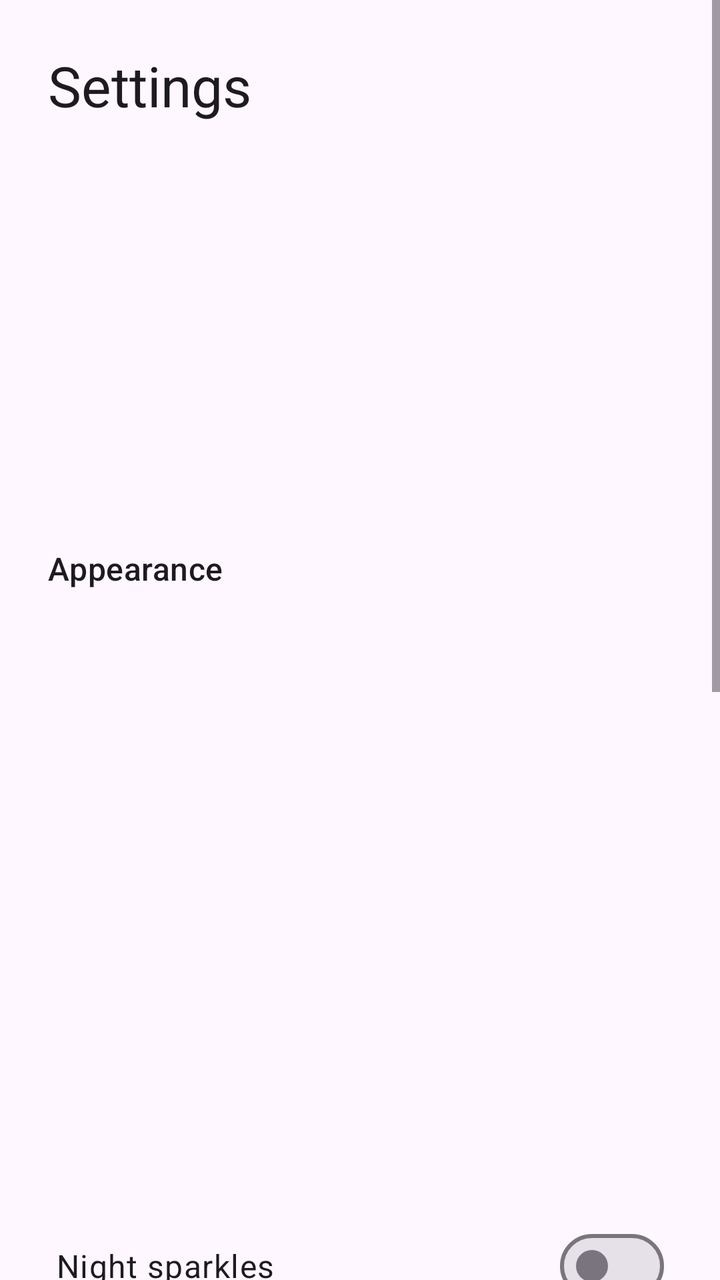
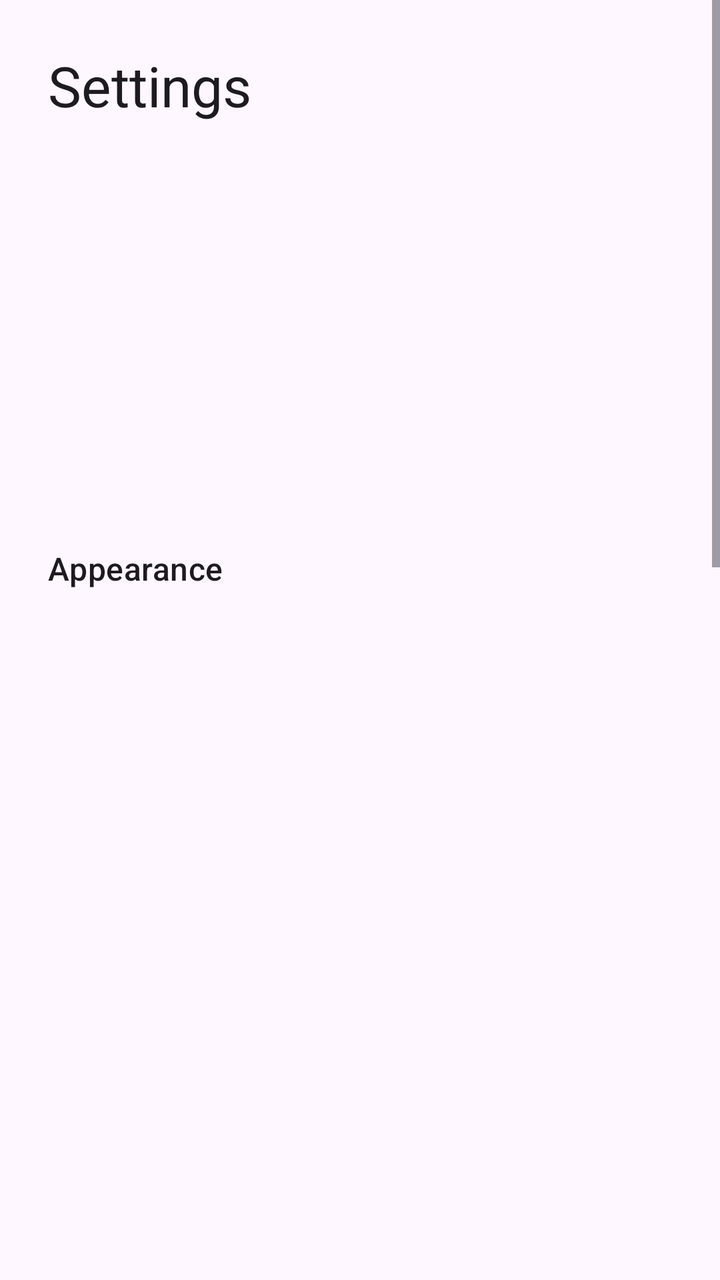

Compare the two renders of this Android layout. The source of the first and the diff that turns it into the second are given below.
<!-- AndroidManifest.xml: application theme Theme.Sundial -->
<!-- res/layout/activity_settings.xml -->
<?xml version="1.0" encoding="utf-8"?>
<ScrollView xmlns:android="http://schemas.android.com/apk/res/android"
    android:layout_width="match_parent"
    android:layout_height="match_parent"
    android:fillViewport="true"
    android:fitsSystemWindows="true">

    <LinearLayout
        android:layout_width="match_parent"
        android:layout_height="wrap_content"
        android:orientation="vertical"
        android:padding="24dp">

        <TextView
            android:layout_width="wrap_content"
            android:layout_height="wrap_content"
            android:text="@string/settings_title"
            android:textAppearance="?attr/textAppearanceHeadlineMedium"
            android:textColor="?attr/colorOnSurface" />

        
        <ImageView
            android:id="@+id/appearance_preview"
            android:layout_width="176dp"
            android:layout_height="176dp"
            android:layout_gravity="center_horizontal"
            android:layout_marginTop="16dp"
            android:contentDescription="@string/preview_description" />

        
        <TextView
            android:layout_width="wrap_content"
            android:layout_height="wrap_content"
            android:layout_marginTop="20dp"
            android:text="@string/appearance_title"
            android:textAppearance="?attr/textAppearanceTitleMedium"
            android:textColor="?attr/colorOnSurface" />

        <include android:id="@+id/row_look" layout="@layout/row_setting" />
        <include android:id="@+id/row_shape" layout="@layout/row_setting" />
        <include android:id="@+id/row_hue" layout="@layout/row_setting" />
        <include android:id="@+id/row_theme" layout="@layout/row_setting" />
        <include android:id="@+id/row_twilight" layout="@layout/row_setting" />
        <include android:id="@+id/row_night" layout="@layout/row_setting" />

        <com.google.android.material.materialswitch.MaterialSwitch
            android:id="@+id/sparkles_switch"
            android:layout_width="match_parent"
            android:layout_height="wrap_content"
            android:minHeight="52dp"
            android:paddingStart="4dp"
            android:paddingEnd="4dp"
            android:text="@string/row_sparkles"
            android:textAppearance="?attr/textAppearanceBodyLarge"
            android:textColor="?attr/colorOnSurface" />

        
        <TextView
            android:layout_width="wrap_content"
            android:layout_height="wrap_content"
            android:layout_marginTop="20dp"
            android:text="@string/location_title"
            android:textAppearance="?attr/textAppearanceTitleMedium"
            android:textColor="?attr/colorOnSurface" />

        <RadioGroup
            android:layout_width="match_parent"
            android:layout_height="wrap_content"
            android:layout_marginTop="8dp"
            android:orientation="vertical">

            <RadioButton
                android:id="@+id/loc_device"
                android:layout_width="match_parent"
                android:layout_height="wrap_content"
                android:minHeight="48dp"
                android:text="@string/loc_device" />

            <TextView
                android:id="@+id/loc_device_label"
                android:layout_width="wrap_content"
                android:layout_height="wrap_content"
                android:layout_marginStart="40dp"
                android:layout_marginBottom="8dp"
                android:textAppearance="?attr/textAppearanceBodyMedium"
                android:textColor="?attr/colorOnSurfaceVariant" />

            <RadioButton
                android:id="@+id/loc_city"
                android:layout_width="match_parent"
                android:layout_height="wrap_content"
                android:minHeight="48dp"
                android:text="@string/loc_city" />

            <TextView
                android:id="@+id/loc_city_label"
                android:layout_width="wrap_content"
                android:layout_height="wrap_content"
                android:layout_marginStart="40dp"
                android:textAppearance="?attr/textAppearanceBodyMedium"
                android:textColor="?attr/colorOnSurfaceVariant" />
        </RadioGroup>

        <TextView
            android:id="@+id/sun_summary"
            android:layout_width="wrap_content"
            android:layout_height="wrap_content"
            android:layout_marginTop="12dp"
            android:textAppearance="?attr/textAppearanceBodyMedium"
            android:textColor="?attr/colorPrimary" />

        
        <TextView
            android:layout_width="wrap_content"
            android:layout_height="wrap_content"
            android:layout_marginTop="20dp"
            android:text="@string/actions_title"
            android:textAppearance="?attr/textAppearanceTitleMedium"
            android:textColor="?attr/colorOnSurface" />

        <include android:id="@+id/row_widget_tap" layout="@layout/row_setting" />
        <include android:id="@+id/row_button_primary" layout="@layout/row_setting" />
        <include android:id="@+id/row_button_secondary" layout="@layout/row_setting" />

        <LinearLayout
            android:layout_width="match_parent"
            android:layout_height="wrap_content"
            android:layout_marginTop="32dp"
            android:gravity="end"
            android:orientation="horizontal">

            <Button
                android:id="@+id/add_widget"
                style="?attr/materialButtonOutlinedStyle"
                android:layout_width="wrap_content"
                android:layout_height="wrap_content"
                android:layout_marginEnd="8dp"
                android:text="@string/add_widget" />

            <Button
                android:id="@+id/done"
                android:layout_width="wrap_content"
                android:layout_height="wrap_content"
                android:text="@string/done" />
        </LinearLayout>

    </LinearLayout>
</ScrollView>
<!-- res/layout/row_setting.xml (included above) -->
<?xml version="1.0" encoding="utf-8"?>
<LinearLayout xmlns:android="http://schemas.android.com/apk/res/android"
    android:layout_width="match_parent"
    android:layout_height="wrap_content"
    android:background="?attr/selectableItemBackground"
    android:gravity="center_vertical"
    android:minHeight="52dp"
    android:orientation="horizontal"
    android:paddingStart="4dp"
    android:paddingEnd="4dp">

    <TextView
        android:id="@+id/row_title"
        android:layout_width="0dp"
        android:layout_height="wrap_content"
        android:layout_weight="1"
        android:textAppearance="?attr/textAppearanceBodyLarge"
        android:textColor="?attr/colorOnSurface" />

    <TextView
        android:id="@+id/row_value"
        android:layout_width="wrap_content"
        android:layout_height="wrap_content"
        android:layout_marginStart="16dp"
        android:textAppearance="?attr/textAppearanceBodyMedium"
        android:textColor="?attr/colorPrimary" />
</LinearLayout>
<!-- resources referenced by this layout -->
<resources>
  <string name="actions_title">Buttons and taps</string>
  <string name="add_widget">Add widget</string>
  <string name="appearance_title">Appearance</string>
  <string name="done">Done</string>
  <string name="loc_city">A city you choose</string>
  <string name="loc_device">Your approximate location</string>
  <string name="location_title">Sunrise and sunset for</string>
  <string name="preview_description">Preview of the widget</string>
  <string name="row_sparkles">Night sparkles</string>
  <string name="settings_title">Settings</string>
  <style name="Theme.Sundial" parent="Theme.Material3.DayNight.NoActionBar" />
</resources>

<!-- the commit's change to res/layout/activity_settings.xml (unified diff, before → after) -->
@@ -38,6 +38,11 @@
 
         <include android:id="@+id/row_look" layout="@layout/row_setting" />
         <include android:id="@+id/row_shape" layout="@layout/row_setting" />
+        <include android:id="@+id/row_face" layout="@layout/row_setting" />
+        <include android:id="@+id/row_typeface" layout="@layout/row_setting" />
+        <include android:id="@+id/row_weight" layout="@layout/row_setting" />
+        <include android:id="@+id/row_hands" layout="@layout/row_setting" />
+        <include android:id="@+id/row_moon_style" layout="@layout/row_setting" />
         <include android:id="@+id/row_hue" layout="@layout/row_setting" />
         <include android:id="@+id/row_theme" layout="@layout/row_setting" />
         <include android:id="@+id/row_twilight" layout="@layout/row_setting" />
